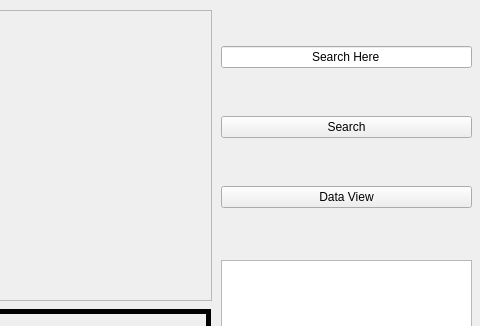
Qt form main_interface.ui (Ckkk112138/Multimedia-Analytics) before a commit; both pictures show x 969 to 1449 and y 0 to 326 of the 1449 by 646 pixel window.
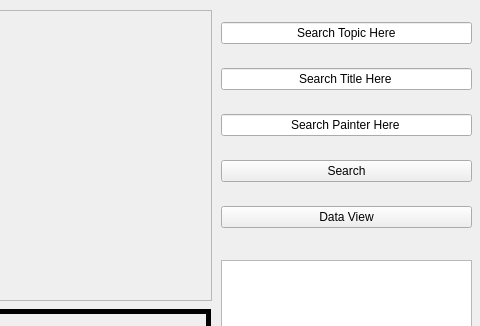
The same form after that commit.

Diff of the .ui file:
```diff
--- a/main_interface.ui
+++ b/main_interface.ui
@@ -97,7 +97,45 @@
         <string/>
        </property>
        <property name="text">
-        <string>Search Here</string>
+        <string>Search Topic Here</string>
+       </property>
+       <property name="alignment">
+        <set>Qt::AlignCenter</set>
+       </property>
+      </widget>
+     </item>
+     <item>
+      <widget class="QLineEdit" name="searchEdit_title">
+       <property name="sizePolicy">
+        <sizepolicy hsizetype="Expanding" vsizetype="Fixed">
+         <horstretch>0</horstretch>
+         <verstretch>0</verstretch>
+        </sizepolicy>
+       </property>
+       <property name="inputMask">
+        <string/>
+       </property>
+       <property name="text">
+        <string>Search Title Here</string>
+       </property>
+       <property name="alignment">
+        <set>Qt::AlignCenter</set>
+       </property>
+      </widget>
+     </item>
+     <item>
+      <widget class="QLineEdit" name="searchEdit_painter">
+       <property name="sizePolicy">
+        <sizepolicy hsizetype="Expanding" vsizetype="Fixed">
+         <horstretch>0</horstretch>
+         <verstretch>0</verstretch>
+        </sizepolicy>
+       </property>
+       <property name="inputMask">
+        <string/>
+       </property>
+       <property name="text">
+        <string>Search Painter Here</string>
        </property>
        <property name="alignment">
         <set>Qt::AlignCenter</set>
```
